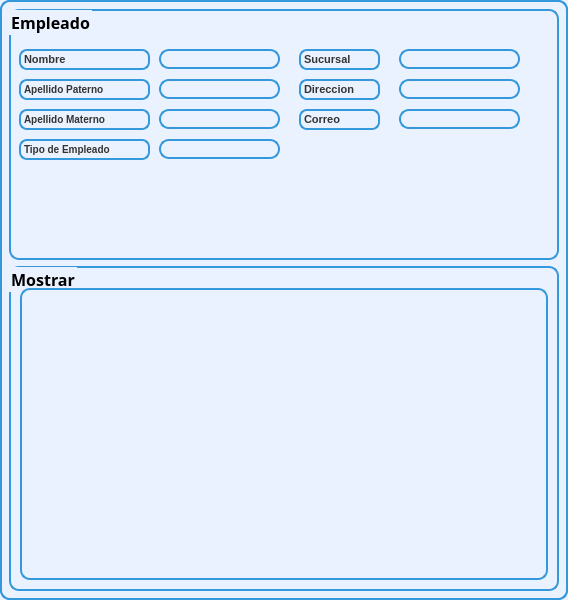
First picture: the form in GUI/Mainmenu/Pantallas/Employe/Empleado.ui, repository Bluesfire1467/Aquazul_GUI, before the edit.
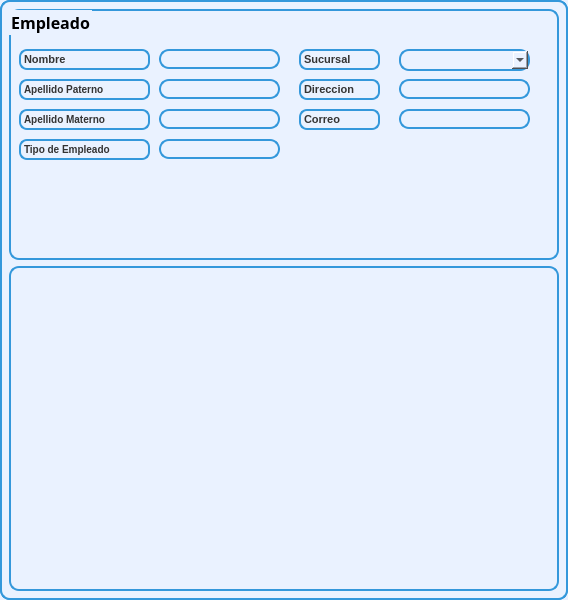
Second picture: the form after the edit. Icons and pictures are not drawn.

Patch:
```diff
--- a/GUI/Mainmenu/Pantallas/Employe/Empleado.ui
+++ b/GUI/Mainmenu/Pantallas/Employe/Empleado.ui
@@ -258,22 +258,12 @@
         <string>Correo</string>
        </property>
       </widget>
-      <widget class="QLineEdit" name="line_sucursal">
-       <property name="geometry">
-        <rect>
-         <x>390</x>
-         <y>40</y>
-         <width>121</width>
-         <height>20</height>
-        </rect>
-       </property>
-      </widget>
       <widget class="QLineEdit" name="line_direccion">
        <property name="geometry">
         <rect>
          <x>390</x>
          <y>70</y>
-         <width>121</width>
+         <width>131</width>
          <height>20</height>
         </rect>
        </property>
@@ -283,7 +273,7 @@
         <rect>
          <x>390</x>
          <y>100</y>
-         <width>121</width>
+         <width>131</width>
          <height>20</height>
         </rect>
        </property>
@@ -441,34 +431,32 @@
         </size>
        </property>
       </widget>
+      <widget class="QComboBox" name="comboBox_sucursal">
+       <property name="geometry">
+        <rect>
+         <x>390</x>
+         <y>40</y>
+         <width>131</width>
+         <height>22</height>
+        </rect>
+       </property>
+      </widget>
      </widget>
     </item>
     <item>
-     <widget class="QGroupBox" name="groupBox_2">
-      <property name="font">
-       <font>
-        <family>Arial Black</family>
-        <pointsize>12</pointsize>
-        <weight>75</weight>
-        <bold>true</bold>
-       </font>
+     <widget class="QTableWidget" name="table_empleado">
+      <property name="minimumSize">
+       <size>
+        <width>550</width>
+        <height>0</height>
+       </size>
       </property>
-      <property name="styleSheet">
-       <string notr="true">background-color: #eaf2ff;
-padding: 12px;
-</string>
+      <property name="maximumSize">
+       <size>
+        <width>550</width>
+        <height>16777215</height>
+       </size>
       </property>
-      <property name="title">
-       <string>Mostrar</string>
-      </property>
-      <layout class="QHBoxLayout" name="horizontalLayout">
-       <property name="topMargin">
-        <number>20</number>
-       </property>
-       <item>
-        <widget class="QTableWidget" name="table_empleado"/>
-       </item>
-      </layout>
      </widget>
     </item>
    </layout>
```
Left out of the diff: 6 changed lines with no effect on the pictures.
